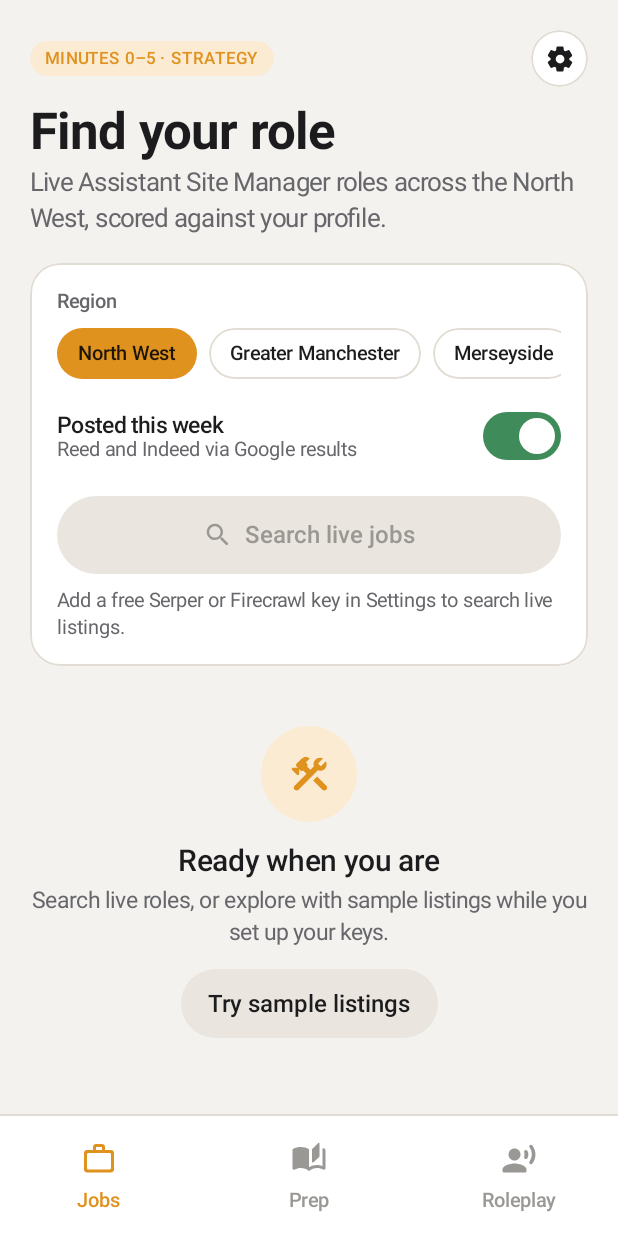
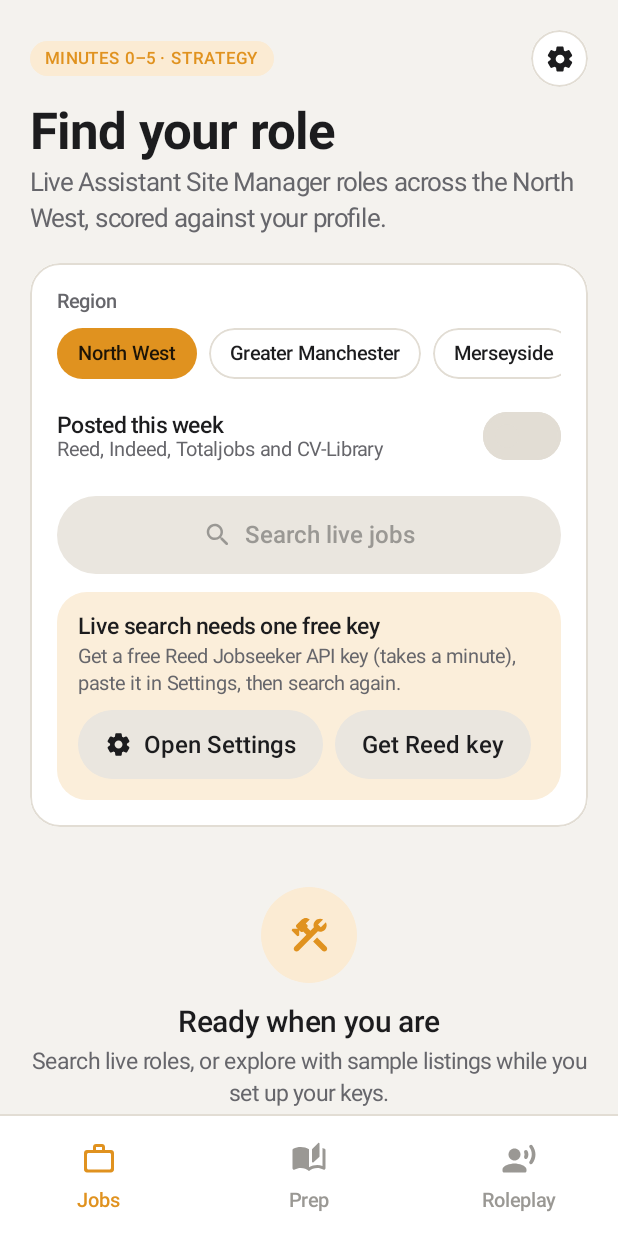
Before and after one commit to liptrottpaul-ux/smsts-app, an Android app built with Jetpack Compose: the screen it shows after launch (MainActivity), on a phone screen of 412 x 824 dp. Run offline under Robolectric (Android 15) with nearby library versions, the phone set to English and light mode, and no system bars; our stand-ins replace Firebase (no records; nobody signed in at launch, a user with empty details on screens opened directly).

Commit message:
Add Reed Jobseeker API for live jobs and widen web search
- Reed's official free API is now the preferred source: searches each
  town in the chosen region, filters to site-management titles, shows
  employer, location, salary and posting date, and fetches the full
  description for the strategy agent
- Serper/Firecrawl fallback now also covers Totaljobs and CV-Library
- 'Posted this week' off by default; clear setup card with links when
  no job-search key is configured

Co-Authored-By: Claude Opus 5.5 <noreply@anthropic.com>
Claude-Session: https://claude.ai/code/session_013rYk9eSjVaihNgHt9oRSWk

```diff
--- a/asm-coach/app/build.gradle.kts
+++ b/asm-coach/app/build.gradle.kts
@@ -34,6 +34,7 @@ android {
         versionName = "1.0.0"
 
         buildConfigField("String", "GEMINI_API_KEY", "\"${secret("GEMINI_API_KEY")}\"")
+        buildConfigField("String", "REED_API_KEY", "\"${secret("REED_API_KEY")}\"")
         buildConfigField("String", "SERPER_API_KEY", "\"${secret("SERPER_API_KEY")}\"")
         buildConfigField("String", "FIRECRAWL_API_KEY", "\"${secret("FIRECRAWL_API_KEY")}\"")
         buildConfigField("boolean", "FIREBASE_CONFIGURED", hasGoogleServices.toString())
--- a/asm-coach/app/src/main/java/uk/co/asmcoach/AppContainer.kt
+++ b/asm-coach/app/src/main/java/uk/co/asmcoach/AppContainer.kt
@@ -15,6 +15,7 @@ import uk.co.asmcoach.data.persist.SessionRepository
 import uk.co.asmcoach.data.remote.FirecrawlClient
 import uk.co.asmcoach.data.remote.GeminiClient
 import uk.co.asmcoach.data.remote.Http
+import uk.co.asmcoach.data.remote.ReedClient
 import uk.co.asmcoach.data.remote.SerperClient
 import uk.co.asmcoach.data.repo.JobRepository
 import uk.co.asmcoach.data.settings.SettingsRepository
@@ -26,7 +27,7 @@ class AppContainer(val app: Context) {
 
     val settings = SettingsRepository(app)
     val gemini = GeminiClient(http, settings)
-    val jobs = JobRepository(SerperClient(http), FirecrawlClient(http), settings)
+    val jobs = JobRepository(ReedClient(http), SerperClient(http), FirecrawlClient(http), settings)
     val strategyAgent = StrategyAgent(gemini)
     val coachAgent = CoachAgent(gemini)
     val interviewAgent = InterviewAgent(gemini)
--- a/asm-coach/app/src/main/java/uk/co/asmcoach/data/model/Jobs.kt
+++ b/asm-coach/app/src/main/java/uk/co/asmcoach/data/model/Jobs.kt
@@ -14,14 +14,36 @@ data class JobListing(
     val salary: String? = null,
     val postedLabel: String? = null,
     val isSample: Boolean = false,
+    val reedJobId: Long? = null,
 )
 
-enum class SearchRegion(val label: String, val query: String) {
-    NorthWest("North West", "(\"North West\" OR Manchester OR Liverpool OR Preston OR Warrington OR Chester)"),
-    Manchester("Greater Manchester", "(Manchester OR Salford OR Stockport OR Bolton OR Wigan OR Oldham)"),
-    Merseyside("Merseyside", "(Liverpool OR Wirral OR \"St Helens\" OR Knowsley OR Southport)"),
-    Lancashire("Lancashire", "(Preston OR Blackburn OR Blackpool OR Lancaster OR Burnley OR Chorley)"),
-    Cheshire("Cheshire", "(Chester OR Warrington OR Crewe OR Macclesfield OR Runcorn OR Widnes)"),
+/** [towns] are searched individually (with a radius) on Reed; [query] is used for web search. */
+enum class SearchRegion(val label: String, val query: String, val towns: List<String>) {
+    NorthWest(
+        "North West",
+        "(\"North West\" OR Manchester OR Liverpool OR Preston OR Warrington OR Chester)",
+        listOf("Manchester", "Liverpool", "Preston", "Warrington", "Chester", "Lancaster"),
+    ),
+    Manchester(
+        "Greater Manchester",
+        "(Manchester OR Salford OR Stockport OR Bolton OR Wigan OR Oldham)",
+        listOf("Manchester", "Bolton", "Stockport", "Wigan"),
+    ),
+    Merseyside(
+        "Merseyside",
+        "(Liverpool OR Wirral OR \"St Helens\" OR Knowsley OR Southport)",
+        listOf("Liverpool", "Birkenhead", "St Helens"),
+    ),
+    Lancashire(
+        "Lancashire",
+        "(Preston OR Blackburn OR Blackpool OR Lancaster OR Burnley OR Chorley)",
+        listOf("Preston", "Blackburn", "Blackpool", "Lancaster"),
+    ),
+    Cheshire(
+        "Cheshire",
+        "(Chester OR Warrington OR Crewe OR Macclesfield OR Runcorn OR Widnes)",
+        listOf("Chester", "Warrington", "Crewe", "Macclesfield"),
+    ),
 }
 
 @Serializable
--- a/asm-coach/app/src/main/java/uk/co/asmcoach/data/settings/SettingsRepository.kt
+++ b/asm-coach/app/src/main/java/uk/co/asmcoach/data/settings/SettingsRepository.kt
@@ -16,6 +16,7 @@ private val Context.settingsStore by preferencesDataStore(name = "settings")
 
 data class AppSettings(
     val geminiKey: String,
+    val reedKey: String,
     val serperKey: String,
     val firecrawlKey: String,
     val geminiModel: String,
@@ -26,13 +27,14 @@ data class AppSettings(
 ) {
     val profile: CandidateProfile get() = CandidateProfile(name = candidateName, extraNotes = profileNotes)
     val hasGemini: Boolean get() = geminiKey.isNotBlank()
-    val hasJobSearch: Boolean get() = serperKey.isNotBlank() || firecrawlKey.isNotBlank()
+    val hasJobSearch: Boolean get() = reedKey.isNotBlank() || serperKey.isNotBlank() || firecrawlKey.isNotBlank()
 }
 
 class SettingsRepository(private val context: Context) {
 
     private object Keys {
         val gemini = stringPreferencesKey("gemini_key")
+        val reed = stringPreferencesKey("reed_key")
         val serper = stringPreferencesKey("serper_key")
         val firecrawl = stringPreferencesKey("firecrawl_key")
         val model = stringPreferencesKey("gemini_model")
@@ -45,6 +47,7 @@ class SettingsRepository(private val context: Context) {
     val settings: Flow<AppSettings> = context.settingsStore.data.map { p ->
         AppSettings(
             geminiKey = p[Keys.gemini].orEmpty().ifBlank { BuildConfig.GEMINI_API_KEY },
+            reedKey = p[Keys.reed].orEmpty().ifBlank { BuildConfig.REED_API_KEY },
             serperKey = p[Keys.serper].orEmpty().ifBlank { BuildConfig.SERPER_API_KEY },
             firecrawlKey = p[Keys.firecrawl].orEmpty().ifBlank { BuildConfig.FIRECRAWL_API_KEY },
             geminiModel = p[Keys.model].orEmpty().ifBlank { DEFAULT_MODEL },
@@ -68,6 +71,7 @@ class SettingsRepository(private val context: Context) {
 
     suspend fun update(
         geminiKey: String,
+        reedKey: String,
         serperKey: String,
         firecrawlKey: String,
         geminiModel: String,
@@ -77,6 +81,7 @@ class SettingsRepository(private val context: Context) {
     ) {
         context.settingsStore.edit {
             it[Keys.gemini] = geminiKey.trim()
+            it[Keys.reed] = reedKey.trim()
             it[Keys.serper] = serperKey.trim()
             it[Keys.firecrawl] = firecrawlKey.trim()
             it[Keys.model] = geminiModel.trim()
--- a/asm-coach/app/src/main/java/uk/co/asmcoach/ui/jobs/JobsScreen.kt
+++ b/asm-coach/app/src/main/java/uk/co/asmcoach/ui/jobs/JobsScreen.kt
@@ -30,6 +30,7 @@ import androidx.compose.runtime.Composable
 import androidx.compose.runtime.getValue
 import androidx.compose.ui.Alignment
 import androidx.compose.ui.Modifier
+import androidx.compose.ui.platform.LocalUriHandler
 import androidx.compose.ui.text.style.TextOverflow
 import androidx.compose.ui.unit.dp
 import androidx.lifecycle.compose.collectAsStateWithLifecycle
@@ -58,6 +59,7 @@ fun JobsScreen(container: AppContainer, onOpenStrategy: () -> Unit, onOpenSettin
     val hasKey by vm.hasSearchKey.collectAsStateWithLifecycle()
     val briefs by vm.briefs.collectAsStateWithLifecycle()
     val c = AsmTheme.colors
+    val uri = LocalUriHandler.current
     val top = WindowInsets.statusBars.asPaddingValues().calculateTopPadding()
 
     LazyColumn(
@@ -88,7 +90,7 @@ fun JobsScreen(container: AppContainer, onOpenStrategy: () -> Unit, onOpenSettin
                 Row(verticalAlignment = Alignment.CenterVertically) {
                     Column(Modifier.weight(1f)) {
                         Text("Posted this week", style = MaterialTheme.typography.titleSmall, color = c.textPrimary)
-                        Text("Reed and Indeed via Google results", style = MaterialTheme.typography.bodySmall, color = c.textSecondary)
+                        Text("Reed, Indeed, Totaljobs and CV-Library", style = MaterialTheme.typography.bodySmall, color = c.textSecondary)
                     }
                     Switch(
                         checked = state.pastWeekOnly,
@@ -111,12 +113,22 @@ fun JobsScreen(container: AppContainer, onOpenStrategy: () -> Unit, onOpenSettin
                     modifier = Modifier.fillMaxWidth(),
                 )
                 if (!hasKey) {
-                    Spacer(Modifier.height(10.dp))
-                    Text(
-                        "Add a free Serper or Firecrawl key in Settings to search live listings.",
-                        style = MaterialTheme.typography.bodySmall,
-                        color = c.textSecondary,
-                    )
+                    Spacer(Modifier.height(12.dp))
+                    TonalCard(tint = c.tintAmber, onClick = onOpenSettings, contentPadding = 14.dp) {
+                        Text("Live search needs one free key", style = MaterialTheme.typography.titleSmall, color = c.textPrimary)
+                        Spacer(Modifier.height(4.dp))
+                        Text(
+                            "Get a free Reed Jobseeker API key (takes a minute), paste it in Settings, then search again.",
+                            style = MaterialTheme.typography.bodySmall,
+                            color = c.textSecondary,
+                        )
+                        Spacer(Modifier.height(10.dp))
+                        Row {
+                            SecondaryButton("Open Settings", onClick = onOpenSettings, icon = Icons.Rounded.Settings)
+                            Spacer(Modifier.width(8.dp))
+                            SecondaryButton("Get Reed key", onClick = { uri.openUri("https://www.reed.co.uk/developers/jobseeker") })
+                        }
+                    }
                 }
             }
         }
--- a/asm-coach/app/src/main/java/uk/co/asmcoach/ui/jobs/JobsViewModel.kt
+++ b/asm-coach/app/src/main/java/uk/co/asmcoach/ui/jobs/JobsViewModel.kt
@@ -16,7 +16,7 @@ import uk.co.asmcoach.data.model.SearchRegion
 
 data class JobsUiState(
     val region: SearchRegion = SearchRegion.NorthWest,
-    val pastWeekOnly: Boolean = true,
+    val pastWeekOnly: Boolean = false,
     val loading: Boolean = false,
     val jobs: List<JobListing> = emptyList(),
     val searched: Boolean = false,
--- a/asm-coach/app/src/main/java/uk/co/asmcoach/ui/settings/SettingsScreen.kt
+++ b/asm-coach/app/src/main/java/uk/co/asmcoach/ui/settings/SettingsScreen.kt
@@ -116,6 +116,9 @@ fun SettingsScreen(container: AppContainer, onBack: () -> Unit) {
         item { SectionLabel("Live job search") }
         item {
             SurfaceCard {
+                KeyField("Reed API key (recommended)", form.reedKey) { v -> vm.edit { it.copy(reedKey = v) } }
+                LinkText("Free key from Reed's Jobseeker API") { uri.openUri("https://www.reed.co.uk/developers/jobseeker") }
+                Spacer(Modifier.height(14.dp))
                 KeyField("Serper API key", form.serperKey) { v -> vm.edit { it.copy(serperKey = v) } }
                 LinkText("2,500 free searches at serper.dev") { uri.openUri("https://serper.dev") }
                 Spacer(Modifier.height(14.dp))
--- a/asm-coach/app/src/main/java/uk/co/asmcoach/ui/settings/SettingsViewModel.kt
+++ b/asm-coach/app/src/main/java/uk/co/asmcoach/ui/settings/SettingsViewModel.kt
@@ -11,6 +11,7 @@ import uk.co.asmcoach.AppContainer
 
 data class SettingsForm(
     val geminiKey: String = "",
+    val reedKey: String = "",
     val serperKey: String = "",
     val firecrawlKey: String = "",
     val model: String = "",
@@ -34,6 +35,7 @@ class SettingsViewModel(private val container: AppContainer) : ViewModel() {
             val s = container.settings.current()
             _form.value = SettingsForm(
                 geminiKey = s.geminiKey,
+                reedKey = s.reedKey,
                 serperKey = s.serperKey,
                 firecrawlKey = s.firecrawlKey,
                 model = s.geminiModel,
@@ -51,7 +53,7 @@ class SettingsViewModel(private val container: AppContainer) : ViewModel() {
         val f = _form.value
         _form.update { it.copy(saving = true) }
         viewModelScope.launch {
-            container.settings.update(f.geminiKey, f.serperKey, f.firecrawlKey, f.model, f.name, f.notes, f.speechRate)
+            container.settings.update(f.geminiKey, f.reedKey, f.serperKey, f.firecrawlKey, f.model, f.name, f.notes, f.speechRate)
             container.tts.baseRate = f.speechRate
             _form.update { it.copy(saving = false, message = "Saved") }
             then()
```
Also changed, not shown: asm-coach/app/src/main/java/uk/co/asmcoach/data/remote/Http.kt (+21 -0 lines), asm-coach/app/src/main/java/uk/co/asmcoach/data/remote/ReedClient.kt (added, +93 -0 lines), asm-coach/app/src/main/java/uk/co/asmcoach/data/repo/JobRepository.kt (+84 -15 lines), 3 other files.
